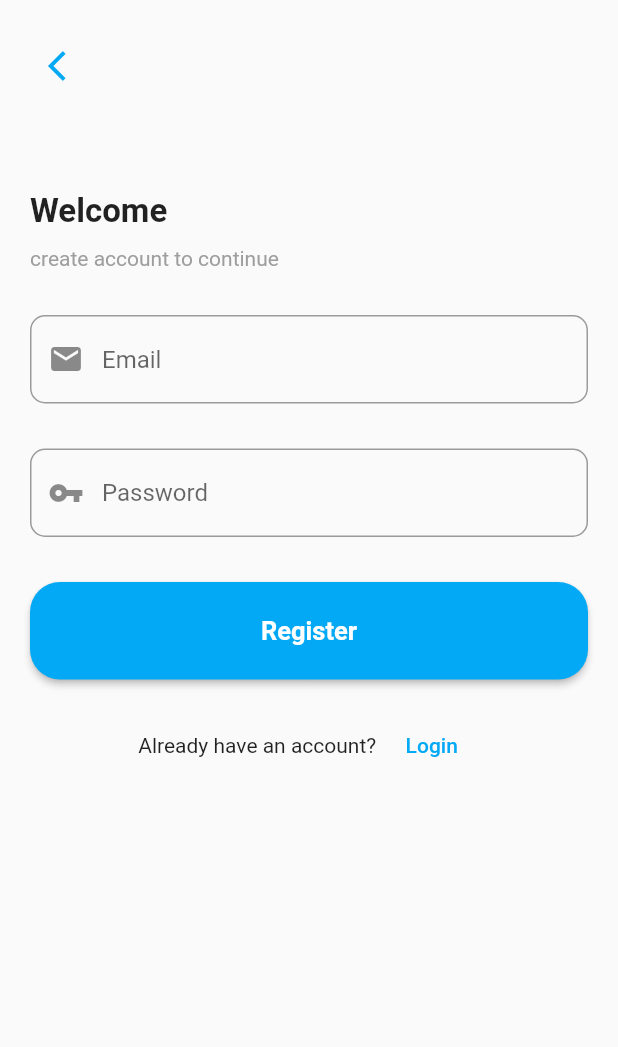
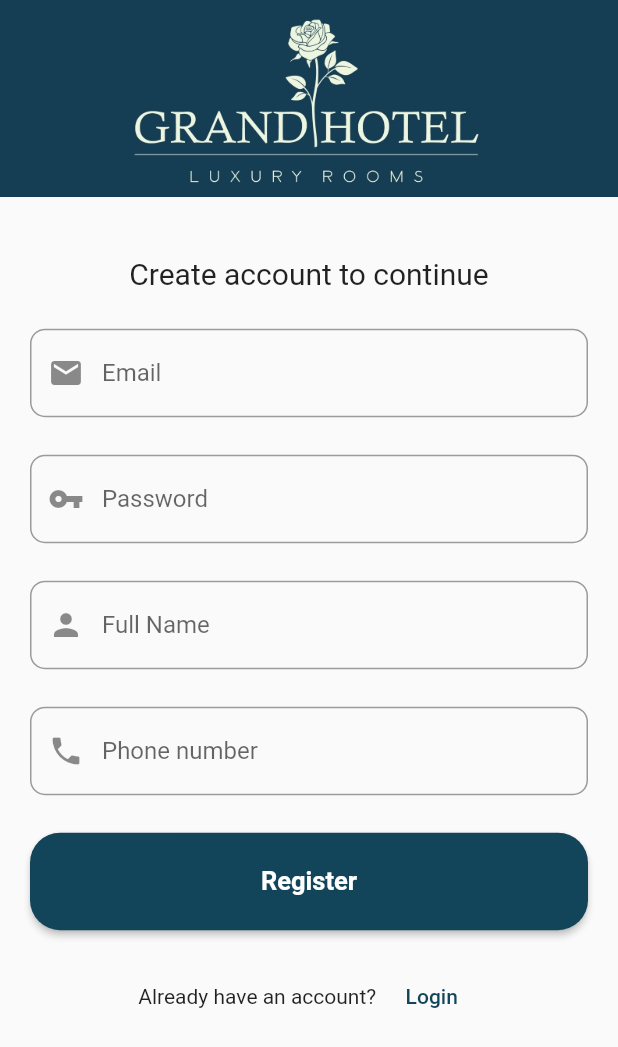
Before and after one commit to AprioteseAndreea/Licence-HotelApp, a Flutter app: the screen it shows after launch, after a tap on "Login", after a tap on "Register", on a phone screen of 412 x 824 dp. Shown: the top 1047 px of the screen. Run offline on Flutter 3.47's test engine with Material 2 defaults, Android fonts, the phone set to English and light mode, and no system bars; our stand-ins replace firebase_auth, firebase_core; missing offline and left inert: firebase_auth_web, firebase_core_web; accounts and stored records are empty.

Commit message:
Added forgot password button, updated registers' fields , added applications' logo

```diff
--- a/Hotel-App/lib/main.dart
+++ b/Hotel-App/lib/main.dart
@@ -12,10 +12,23 @@ Future<void> main() async {
   await Firebase.initializeApp();
   runApp(MyApp());
 }
-
+Map<int, Color> color =
+{
+  50:const Color.fromRGBO(136,14,79, .1),
+  100:const Color.fromRGBO(136,14,79, .2),
+  200:const Color.fromRGBO(136,14,79, .3),
+  300:const Color.fromRGBO(136,14,79, .4),
+  400:const Color.fromRGBO(136,14,79, .5),
+  500:const Color.fromRGBO(136,14,79, .6),
+  600:const Color.fromRGBO(136,14,79, .7),
+  700:const Color.fromRGBO(136,14,79, .8),
+  800:const Color.fromRGBO(136,14,79, .9),
+  900:const Color.fromRGBO(136,14,79, 1),
+};
 class MyApp extends StatelessWidget {
   @override
   Widget build(BuildContext context) {
+    MaterialColor colorCustom = MaterialColor(0xFF124559, color);
     final _init = Firebase.initializeApp();
     return FutureBuilder(
         future: _init,
@@ -31,7 +44,7 @@ class MyApp extends StatelessWidget {
           ],
           child: MaterialApp(
            theme: ThemeData(
-             primarySwatch: Colors.lightBlue
+             primarySwatch: colorCustom
            ),
            debugShowCheckedModeBanner: false,
            home: Wrapper(),
--- a/Hotel-App/lib/screens/authentication/authentication.dart
+++ b/Hotel-App/lib/screens/authentication/authentication.dart
@@ -12,7 +12,14 @@ class Authentication extends StatefulWidget {
 
 class _AuthenticationState extends State<Authentication> with SingleTickerProviderStateMixin {
   late AnimationController _controller;
+  bool isPressed = false;
   bool isToggle = false;
+
+  void forgotPressed(){
+    setState(() {
+      isPressed = !isPressed;
+    });
+  }
   void toggleScreen(){
     setState(() {
       isToggle = !isToggle;
--- a/Hotel-App/lib/screens/authentication/login.dart
+++ b/Hotel-App/lib/screens/authentication/login.dart
@@ -3,10 +3,12 @@ import 'package:flutter/cupertino.dart';
 import 'package:flutter/material.dart';
 import 'package:provider/provider.dart';
 
+import 'forgot_password.dart';
+
 class Login extends StatefulWidget {
    final Function toggleScreen;
 
-  const Login({Key? key, required this.toggleScreen}) : super(key: key);
+  const Login({Key? key, required this.toggleScreen }) : super(key: key);
   @override
   _LoginState createState() => _LoginState();
 }
@@ -36,23 +38,29 @@ class _LoginState extends State<Login> {
     final loginProvider = Provider.of<AuthServices>(context);
     return Scaffold(
       body: SafeArea(
-        child: SingleChildScrollView(
-          child: Padding(
+        child:
+        SingleChildScrollView(
+          child: Column(
+            children: [
+              Image.asset('assets/images/grand_hotel_logo2.jpeg'), //   <--- image
+              Padding(
           padding: const EdgeInsets.all(20.0),
           child: Form(
             key: _formkey,
             child: Column(
-              crossAxisAlignment: CrossAxisAlignment.start,
+              crossAxisAlignment: CrossAxisAlignment.center,
               children: [
-                IconButton(
-                  icon: const Icon(Icons.arrow_back_ios),
-                  color: Theme.of(context).primaryColor,
-                  onPressed: (){},),
-                const SizedBox(height: 60),
+                // IconButton(
+                //   icon: const Icon(Icons.arrow_back_ios),
+                //   color: Theme.of(context).primaryColor,
+                //   onPressed: (){},),
+                const SizedBox(height: 30
+                ),
                 const Text(
+
                   "Welcome Back",
                   style: TextStyle(
-                    fontSize: 22,
+                    fontSize: 30,
                     fontWeight: FontWeight.bold,
                   ),
                 ),
@@ -61,7 +69,7 @@ class _LoginState extends State<Login> {
                   "sign in to continue",
                   style: TextStyle(fontSize: 14, color: Colors.grey),
                 ),
-                const SizedBox(height: 30),
+                const SizedBox(height: 25),
                 TextFormField(
                   controller: _emailController,
                    validator: (val) => val!.isNotEmpty ? null : "Please enter a email address",
@@ -73,7 +81,7 @@ class _LoginState extends State<Login> {
                     ),
                   ),
                 ),
-                const SizedBox(height: 30),
+                const SizedBox(height: 25),
                 TextFormField(
                   validator: (val) => val!.length <6 ? "Enter more than 6 char": null,
                   controller: _passwordController,
@@ -85,7 +93,32 @@ class _LoginState extends State<Login> {
                         borderRadius: BorderRadius.circular(10),
                       )),
                 ),
-                const SizedBox(height: 30),
+                const SizedBox(height: 10),
+                Row(
+                  mainAxisAlignment: MainAxisAlignment.end,
+                  children:  [
+                    // const SizedBox(width: 3),
+                    // TextButton(
+                    //   onPressed: () => widget.forgotPressed(),
+                    //   child:  const Text("Forgot password?"),
+                    // )
+                    TextButton(
+                      onPressed: () => {
+                        Navigator.push(
+                          context,
+                          MaterialPageRoute(
+                            builder: (context) => const ForgotPassword(),
+                          ),
+                        )
+                      },
+                      child: const Text(
+                        'Forgot Password ?',
+                        style: TextStyle(fontSize: 14.0),
+                      ),
+                    ),
+                  ],
+                ),
+                const SizedBox(height: 20),
                 MaterialButton(
                   onPressed: () async {
                     if(_formkey.currentState!.validate()) {
@@ -137,13 +170,15 @@ class _LoginState extends State<Login> {
                       leading: const Icon(Icons.error),
                       trailing: IconButton(
                         icon:const Icon(Icons.close),
-                        onPressed: () => loginProvider.setMessage(null),
+                        onPressed: () => loginProvider.setMessage(""),
                       ),
                     ),
                   )
               ],
             ),
           ),
+          ),
+          ],
         ),
         ),
       ),
--- a/Hotel-App/lib/screens/authentication/register.dart
+++ b/Hotel-App/lib/screens/authentication/register.dart
@@ -1,3 +1,4 @@
+import 'package:first_app_flutter/screens/authentication/login.dart';
 import 'package:flutter/cupertino.dart';
 import 'package:flutter/material.dart';
 import 'package:provider/provider.dart';
@@ -15,12 +16,18 @@ class Register extends StatefulWidget {
 class _RegisterState extends State<Register> {
   late TextEditingController _emailController;
   late TextEditingController _passwordController;
+  late TextEditingController _fullNameController;
+  late TextEditingController _phoneNumberController;
+
   final _formkey = GlobalKey<FormState>();
 
   @override
   void initState() {
     _emailController = TextEditingController();
     _passwordController = TextEditingController();
+    _fullNameController = TextEditingController();
+    _phoneNumberController = TextEditingController();
+
     super.initState();
   }
 
@@ -28,7 +35,8 @@ class _RegisterState extends State<Register> {
   void dispose() {
     _emailController.dispose();
     _passwordController.dispose();
-
+    _fullNameController.dispose();
+    _phoneNumberController.dispose();
     super.dispose();
   }
 
@@ -38,32 +46,28 @@ class _RegisterState extends State<Register> {
 
     return Scaffold(
       body: SafeArea(
-        child: SingleChildScrollView(
-          child: Padding(
+        child:
+        SingleChildScrollView(
+          child: Column(
+              children: [
+              Image.asset('assets/images/grand_hotel_logo2.jpeg'), //   <--- image
+          Padding(
             padding: const EdgeInsets.all(20.0),
             child: Form(
               key: _formkey,
               child: Column(
-                crossAxisAlignment: CrossAxisAlignment.start,
+                crossAxisAlignment: CrossAxisAlignment.center,
                 children: [
-                  IconButton(
-                    icon: const Icon(Icons.arrow_back_ios),
-                    color: Theme.of(context).primaryColor,
-                    onPressed: (){},),
-                  const SizedBox(height: 60),
+                  const SizedBox(height: 20),
                   const Text(
-                    "Welcome",
+                    "Create account to continue",
                     style: TextStyle(
-                      fontSize: 22,
-                      fontWeight: FontWeight.bold,
+                      fontSize: 20,
+                      fontWeight: FontWeight.normal,
                     ),
                   ),
-                  const SizedBox(height: 10),
-                  const Text(
-                    "create account to continue",
-                    style: TextStyle(fontSize: 14, color: Colors.grey),
-                  ),
-                  const SizedBox(height: 30),
+
+                  const SizedBox(height: 25),
                   TextFormField(
                     controller: _emailController,
                     validator: (val) => val!.isNotEmpty ? null : "Please enter a email address",
@@ -75,7 +79,7 @@ class _RegisterState extends State<Register> {
                       ),
                     ),
                   ),
-                  const SizedBox(height: 30),
+                  const SizedBox(height: 25),
                   TextFormField(
                     validator: (val) => val!.length <6 ? "Enter more than 6 char": null,
                     controller: _passwordController,
@@ -87,7 +91,30 @@ class _RegisterState extends State<Register> {
                           borderRadius: BorderRadius.circular(10),
                         )),
                   ),
-                  const SizedBox(height: 30),
+                  const SizedBox(height: 25),
+                  TextFormField(
+                    controller: _fullNameController,
+                    obscureText: true,
+                    decoration: InputDecoration(
+                        hintText: "Full Name",
+                        prefixIcon: const Icon(Icons.person),
+                        border: OutlineInputBorder(
+                          borderRadius: BorderRadius.circular(10),
+                        )),
+                  ),
+                  const SizedBox(height: 25),
+                  TextFormField(
+                    validator: (val) => val!.length <10 ? "Phone number must be 10 characters.": null,
+                    controller: _phoneNumberController,
+                    obscureText: true,
+                    decoration: InputDecoration(
+                        hintText: "Phone number",
+                        prefixIcon: const Icon(Icons.phone),
+                        border: OutlineInputBorder(
+                          borderRadius: BorderRadius.circular(10),
+                        )),
+                  ),
+                  const SizedBox(height: 25),
                   MaterialButton(
                     onPressed: () async {
                       if(_formkey.currentState!.validate()){
@@ -150,6 +177,8 @@ class _RegisterState extends State<Register> {
               ),
             ),
           ),
+          ],
+          ),
         ),
       ),
     );
--- a/Hotel-App/pubspec.yaml
+++ b/Hotel-App/pubspec.yaml
@@ -59,6 +59,8 @@ flutter:
   # included with your application, so that you can use the icons in
   # the material Icons class.
   uses-material-design: true
+  assets:
+   - assets/images/
 
   # To add assets to your application, add an assets section, like this:
   # assets:
```
Also changed, not shown: Hotel-App/lib/screens/authentication/forgot_password.dart (added, +189 -0 lines), Hotel-App/assets/images/grand_hotel_logo.jpeg (added), Hotel-App/assets/images/grand_hotel_logo2.jpeg (added), 1 other file.
